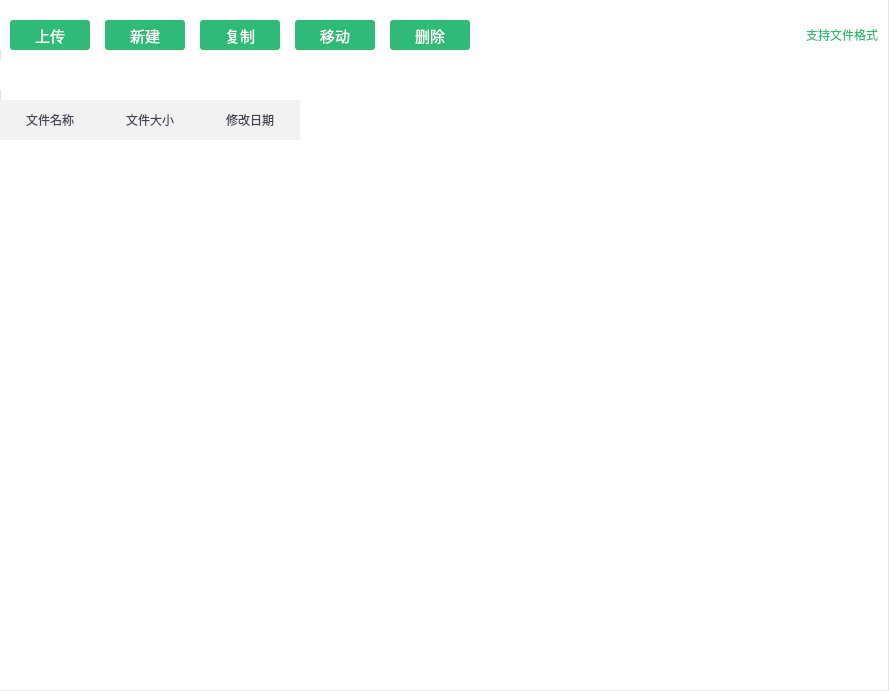
First picture: the form in SoftTerminal/forms/STCloudFileManager.ui, repository sunpu/softterminal, before the edit.
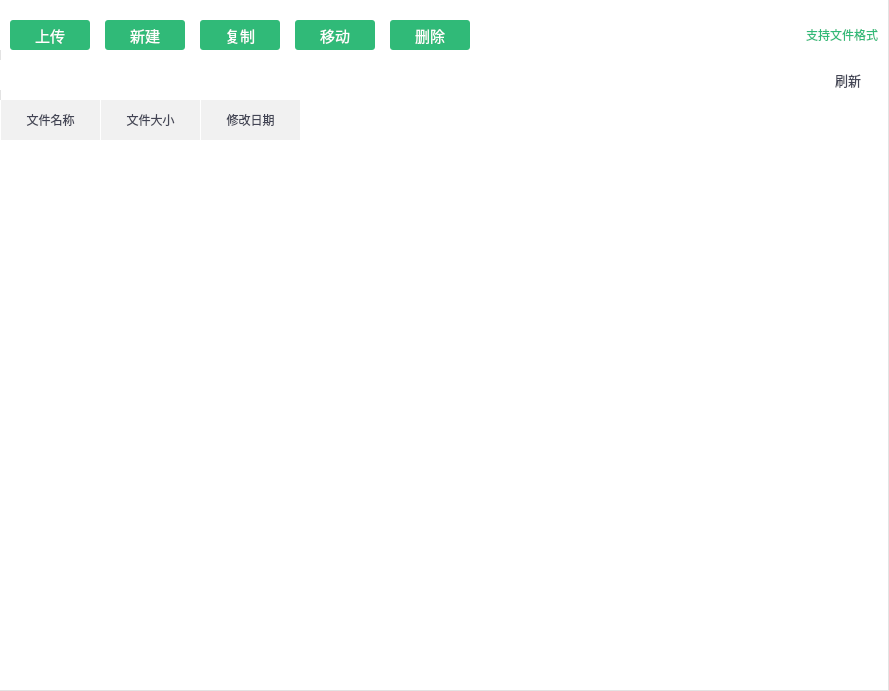
Second picture: the form after the edit. Icons and pictures are not drawn.

What changed in the file:
```diff
--- a/SoftTerminal/forms/STCloudFileManager.ui
+++ b/SoftTerminal/forms/STCloudFileManager.ui
@@ -378,6 +378,51 @@
         </property>
        </spacer>
       </item>
+      <item>
+       <widget class="QPushButton" name="pbReload">
+        <property name="minimumSize">
+         <size>
+          <width>60</width>
+          <height>20</height>
+         </size>
+        </property>
+        <property name="maximumSize">
+         <size>
+          <width>60</width>
+          <height>20</height>
+         </size>
+        </property>
+        <property name="font">
+         <font>
+          <family>微软雅黑</family>
+          <pointsize>10</pointsize>
+          <weight>50</weight>
+          <italic>false</italic>
+          <bold>false</bold>
+         </font>
+        </property>
+        <property name="styleSheet">
+         <string notr="true">
+
+QPushButton {
+	color: rgb(67, 69, 85);;
+	font:10pt &quot;微软雅黑&quot;;
+    background-repeat:no-repeat;
+    border:none;
+}
+QPushButton:hover:!pressed {
+	color: rgb(140, 140, 140);
+}</string>
+        </property>
+        <property name="text">
+         <string>刷新</string>
+        </property>
+        <property name="icon">
+         <iconset resource="../res/softterminal.qrc">
+          <normaloff>:/SoftTerminal/images/reload.png</normaloff>:/SoftTerminal/images/reload.png</iconset>
+        </property>
+       </widget>
+      </item>
      </layout>
     </widget>
    </item>
@@ -420,16 +465,10 @@
     height:40px;  
     border:0px solid #8faac9;  
     background-color: rgb(241, 241, 241);
-    border-left:none;  
+    border-left:1px solid rgb(255, 255, 255); 
 padding-left: 20px;
 padding-right: 20px;
 }  
-  
-QHeaderView::section::hover {
-    background-color: rgb(216, 216, 216);
-	
-}  
- 
 
 
 QScrollBar::vertical
@@ -474,6 +513,12 @@
 }
   </string>
         </property>
+        <property name="verticalScrollBarPolicy">
+         <enum>Qt::ScrollBarAsNeeded</enum>
+        </property>
+        <property name="horizontalScrollBarPolicy">
+         <enum>Qt::ScrollBarAlwaysOff</enum>
+        </property>
         <property name="sizeAdjustPolicy">
          <enum>QAbstractScrollArea::AdjustToContents</enum>
         </property>
@@ -496,7 +541,7 @@
          <number>40</number>
         </attribute>
         <attribute name="horizontalHeaderShowSortIndicator" stdset="0">
-         <bool>true</bool>
+         <bool>false</bool>
         </attribute>
         <attribute name="horizontalHeaderStretchLastSection">
          <bool>false</bool>
```
Left out of the diff: 8 changed lines with no effect on the pictures.
